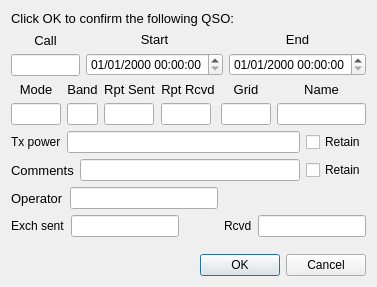
Above: widgets/logqso.ui from saitohirga/WSJT-X before the change. Below: the same form after it.
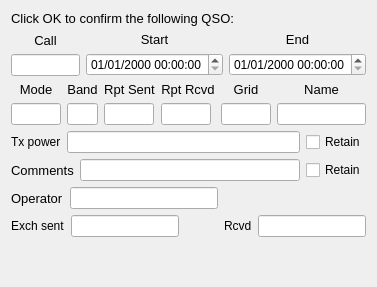
That is the form after the change.

```diff
--- a/widgets/logqso.ui
+++ b/widgets/logqso.ui
@@ -461,14 +461,7 @@
     </spacer>
    </item>
    <item>
-    <widget class="QDialogButtonBox" name="buttonBox">
-     <property name="orientation">
-      <enum>Qt::Horizontal</enum>
-     </property>
-     <property name="standardButtons">
-      <set>QDialogButtonBox::Cancel|QDialogButtonBox::Ok</set>
-     </property>
-    </widget>
+    <layout class="QHBoxLayout" name="button_layout"/>
    </item>
   </layout>
  </widget>
```
Left out of the diff: 35 changed lines with no effect on the pictures.
